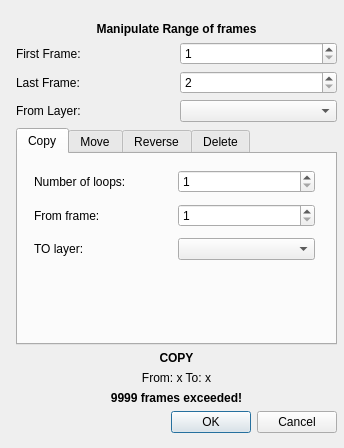
Qt form app/ui/copymultiplekeyframesdialog.ui (pencil2d/pencil) before a commit.
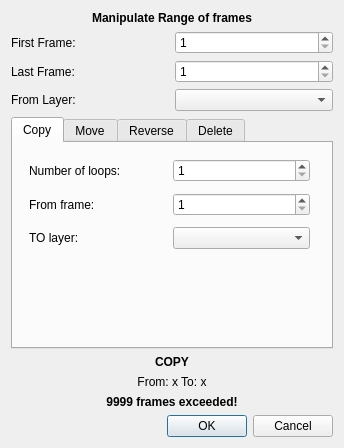
The same form after that commit.

Commit message: Changed messageboxes to info/critical, and enhanced ui

```diff
--- a/app/ui/copymultiplekeyframesdialog.ui
+++ b/app/ui/copymultiplekeyframesdialog.ui
@@ -13,15 +13,6 @@
   <property name="windowTitle">
    <string>Manipulate multiple Frames</string>
   </property>
-  <widget class="QWidget" name="layoutWidget">
-   <property name="geometry">
-    <rect>
-     <x>16</x>
-     <y>22</y>
-     <width>321</width>
-     <height>411</height>
-    </rect>
-   </property>
    <layout class="QVBoxLayout" name="verticalLayout_2">
     <item>
      <widget class="QLabel" name="labHeader">
@@ -72,7 +63,7 @@
       <item>
        <widget class="QSpinBox" name="sBoxLastFrame">
         <property name="minimum">
-         <number>2</number>
+        <number>1</number>
         </property>
         <property name="maximum">
          <number>9999</number>
@@ -338,7 +329,6 @@
      </widget>
     </item>
    </layout>
-  </widget>
  </widget>
  <tabstops>
   <tabstop>sBoxFirstFrame</tabstop>
```
Lines whose indentation alone changed are shown as unchanged. The commit also changes 2 other files.
